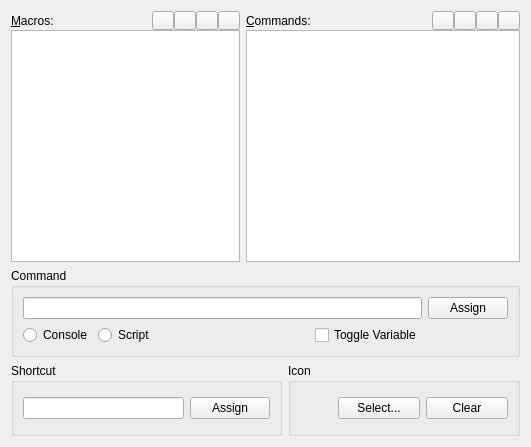
aws/lumberyard, file dev/Code/Sandbox/Editor/ToolsConfigPage.ui: the form before one commit.
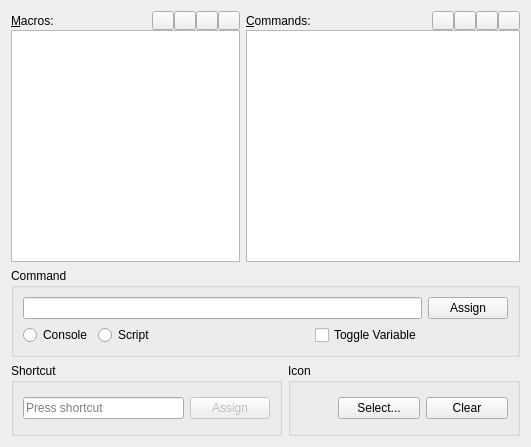
The form after the commit. Icons and pictures are not drawn.

What changed in the file:
```diff
--- a/dev/Code/Sandbox/Editor/ToolsConfigPage.ui
+++ b/dev/Code/Sandbox/Editor/ToolsConfigPage.ui
@@ -292,14 +292,13 @@
        </property>
        <layout class="QHBoxLayout" name="horizontalLayout_2">
         <item>
-         <widget class="QLineEdit" name="m_macroShortcutKey">
-          <property name="alignment">
-           <set>Qt::AlignLeading|Qt::AlignLeft|Qt::AlignVCenter</set>
-          </property>
-         </widget>
+         <widget class="QKeySequenceEdit" name="m_macroShortcutKey"/>
         </item>
         <item>
          <widget class="QPushButton" name="m_assignShortcut">
+          <property name="enabled">
+           <bool>false</bool>
+          </property>
           <property name="text">
            <string>Assign</string>
           </property>
```
